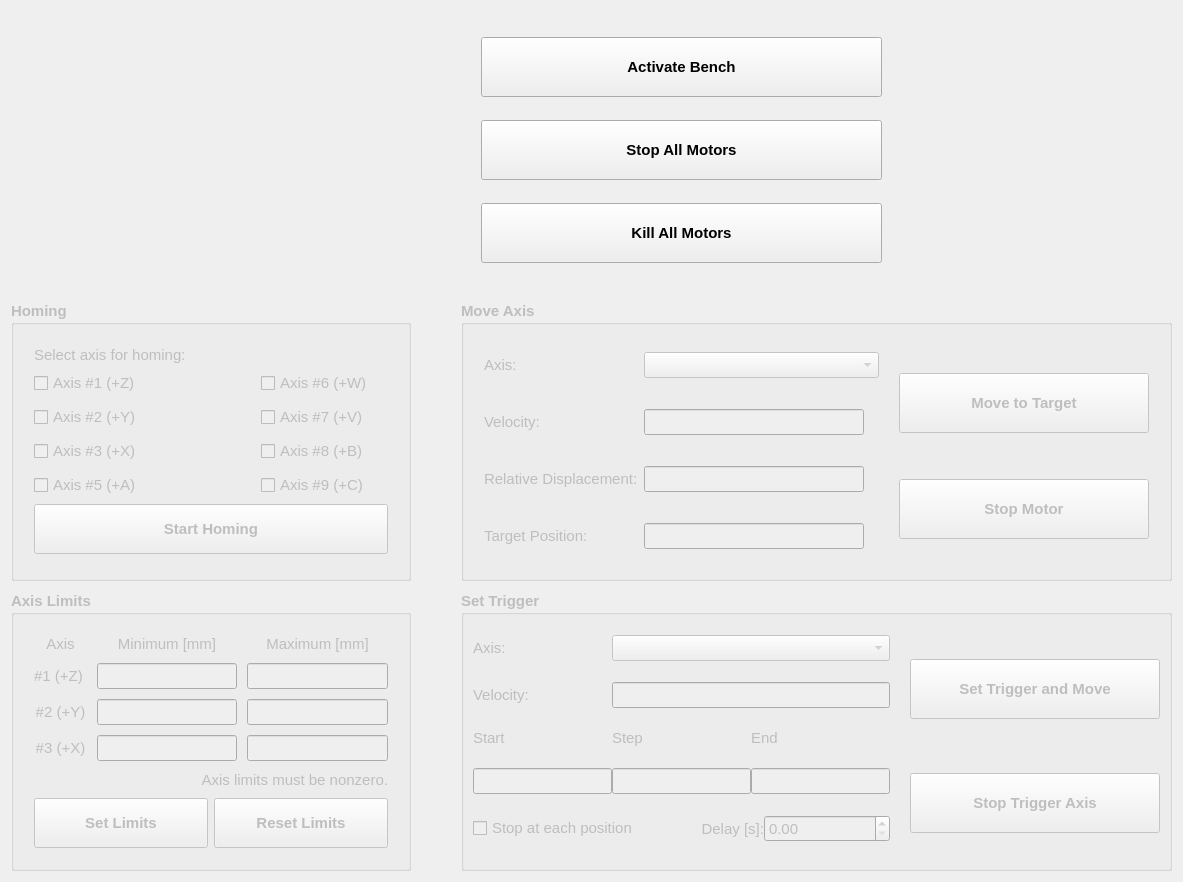
lnls-ima/hall-bench-control, file hallbench/gui/ui/motorswidget.ui: the form before one commit.
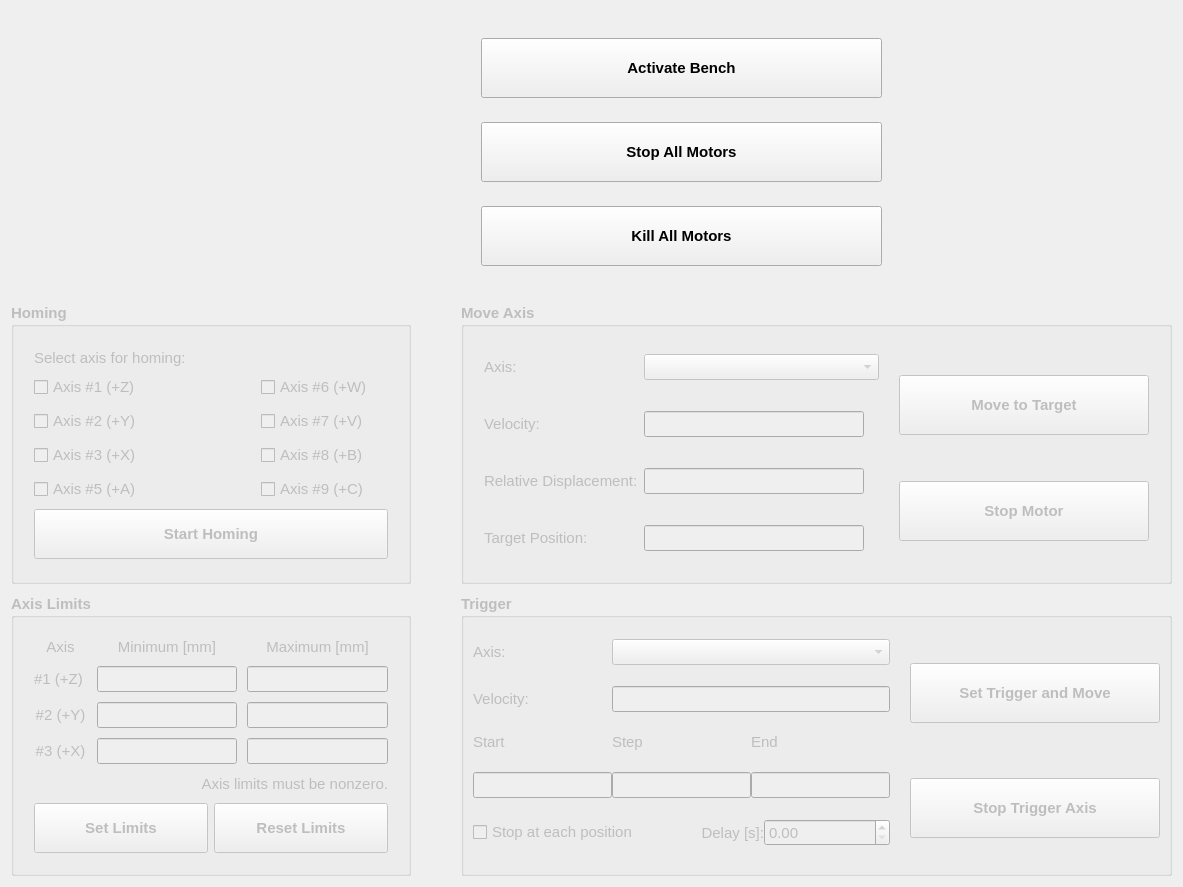
The form after the commit. Icons and pictures are not drawn.

Patch:
```diff
--- a/hallbench/gui/ui/motorswidget.ui
+++ b/hallbench/gui/ui/motorswidget.ui
@@ -7,7 +7,7 @@
     <x>0</x>
     <y>0</y>
     <width>1183</width>
-    <height>882</height>
+    <height>887</height>
    </rect>
   </property>
   <property name="font">
@@ -1106,7 +1106,7 @@
       </font>
      </property>
      <property name="title">
-      <string>Set Trigger</string>
+      <string>Trigger</string>
      </property>
      <layout class="QGridLayout" name="gridLayout_9">
       <property name="horizontalSpacing">
```
Left out of the diff: 8 changed lines with no effect on the pictures.
